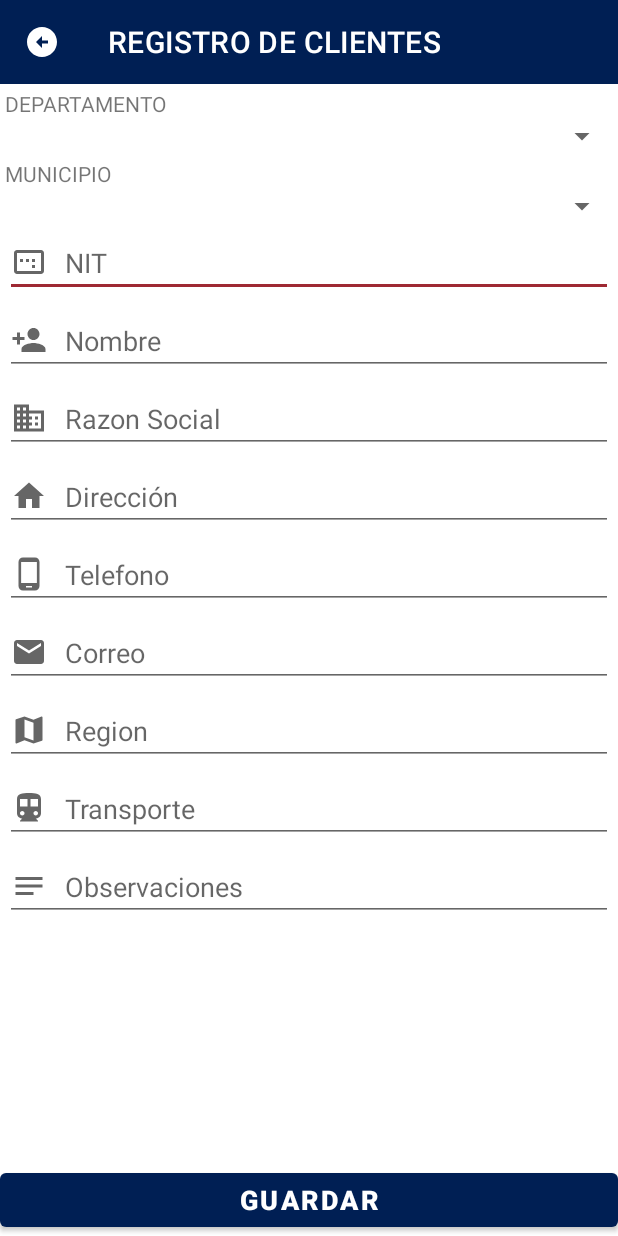
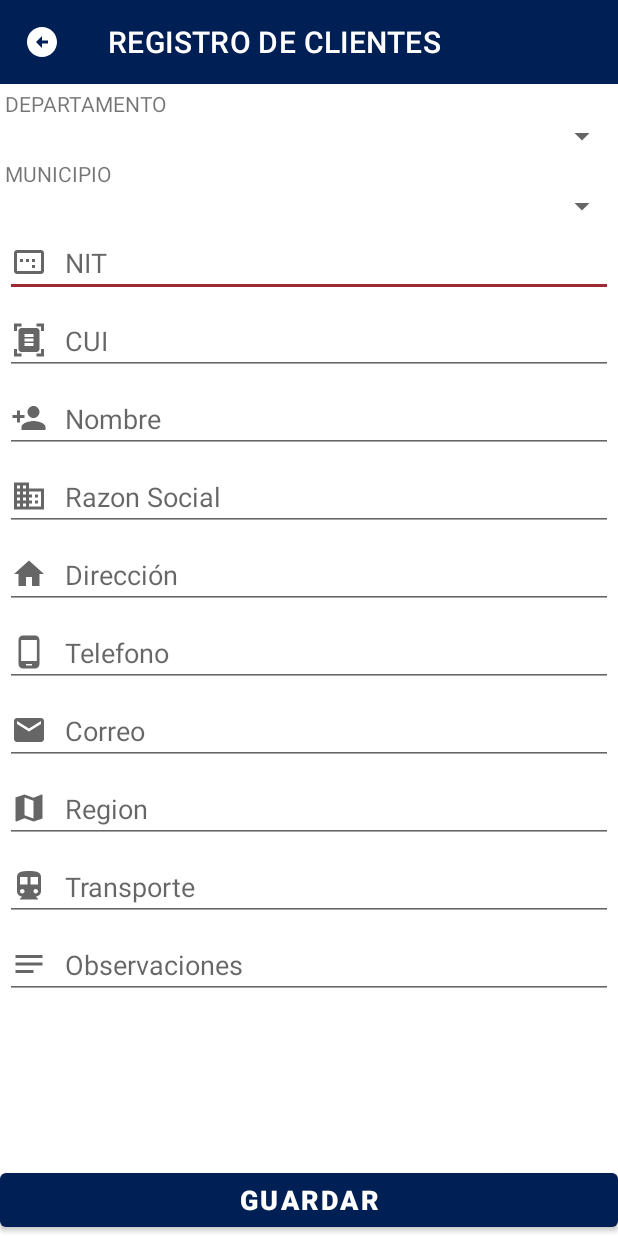
Before and after one commit to JsBoch/pedidosdm, an Android app: the RegistroClienteActivity screen opened directly, with no data from a screen before it, on a phone screen of 412 x 824 dp. Run offline under Robolectric (Android 15) with nearby library versions, the phone set to English and light mode, and no system bars; our stand-ins replace Volley; network calls fail; 2 statements that could not run were skipped.

Commit message:
Este commit incluye el registro del campo CUI

```diff
--- a/app/src/main/java/com/mym/pedidosdm/view/RegistroClienteActivity.java
+++ b/app/src/main/java/com/mym/pedidosdm/view/RegistroClienteActivity.java
@@ -74,7 +74,7 @@ public class RegistroClienteActivity extends AppCompatActivity implements Adapte
         getSupportActionBar().setHomeAsUpIndicator(R.drawable.ic_back_mym_24);
         /* ************************************************************* */
 
-        //CAMPIO A MAYUSCULAS
+        //CAMBIO A MAYUSCULAS
         binding.etNombre.setFilters(new InputFilter[]{new InputFilter.AllCaps()});
         binding.etRazonSocial.setFilters(new InputFilter[]{new InputFilter.AllCaps()});
         binding.etDireccion.setFilters(new InputFilter[]{new InputFilter.AllCaps()});
@@ -247,6 +247,12 @@ public class RegistroClienteActivity extends AppCompatActivity implements Adapte
     private boolean ValidarControles()
     {
         boolean grabar = true;
+        if (binding.etNit.length() == 0 && binding.etCUI.length() == 0)
+        {
+            binding.etNit.setError("Debe ingresar NIT o CUI");
+            binding.etCUI.setError("Debe ingresar CUI o NIT");
+            grabar = false;
+        }
         if (binding.etNombre.length() == 0)
         {
             binding.etNombre.setError("Debe ingresar el nombre");
@@ -287,6 +293,7 @@ public class RegistroClienteActivity extends AppCompatActivity implements Adapte
                     nit = binding.etNit.getText().toString();
                 }
                 jsonCliente.put("nit",nit);
+                jsonCliente.put("cui",binding.etCUI.getText().toString());
                 jsonCliente.put("nombre",binding.etNombre.getText().toString());
                 jsonCliente.put("direccion",binding.etDireccion.getText().toString());
                 jsonCliente.put("telefono",binding.etTelefono.getText().toString());
@@ -312,6 +319,7 @@ public class RegistroClienteActivity extends AppCompatActivity implements Adapte
                             Integer codigo = jsonRespuesta.getInt("codigo");
                             if (codigo == 1) {
                                 binding.etNit.setText("");
+                                binding.etCUI.setText("");
                                 binding.etNombre.setText("");
                                 binding.etRazonSocial.setText("");
                                 binding.etDireccion.setText("");
--- /dev/null
+++ b/app/src/main/res/drawable/ic_cliente_cui_24.xml
@@ -0,0 +1,10 @@
+<vector xmlns:android="http://schemas.android.com/apk/res/android"
+    android:width="24dp"
+    android:height="24dp"
+    android:viewportWidth="24"
+    android:viewportHeight="24"
+    android:tint="?attr/colorControlNormal">
+  <path
+      android:fillColor="@android:color/white"
+      android:pathData="M7,3H4v3H2V1h5V3zM22,6V1h-5v2h3v3H22zM7,21H4v-3H2v5h5V21zM20,18v3h-3v2h5v-5H20zM19,18c0,1.1 -0.9,2 -2,2H7c-1.1,0 -2,-0.9 -2,-2V6c0,-1.1 0.9,-2 2,-2h10c1.1,0 2,0.9 2,2V18zM15,8H9v2h6V8zM15,11H9v2h6V11zM15,14H9v2h6V14z"/>
+</vector>
--- a/app/src/main/res/layout/activity_registro_cliente.xml
+++ b/app/src/main/res/layout/activity_registro_cliente.xml
@@ -51,6 +51,15 @@
         android:drawablePadding="12dp"
         android:inputType="textCapCharacters"
         android:hint="NIT" />
+    <EditText
+        android:id="@+id/etCUI"
+        android:layout_width="match_parent"
+        android:layout_height="wrap_content"
+        android:layout_margin="3dp"
+        android:drawableStart="@drawable/ic_cliente_cui_24"
+        android:drawablePadding="12dp"
+        android:inputType="textCapCharacters"
+        android:hint="CUI"/>
 
     <EditText
         android:id="@+id/etNombre"
```
